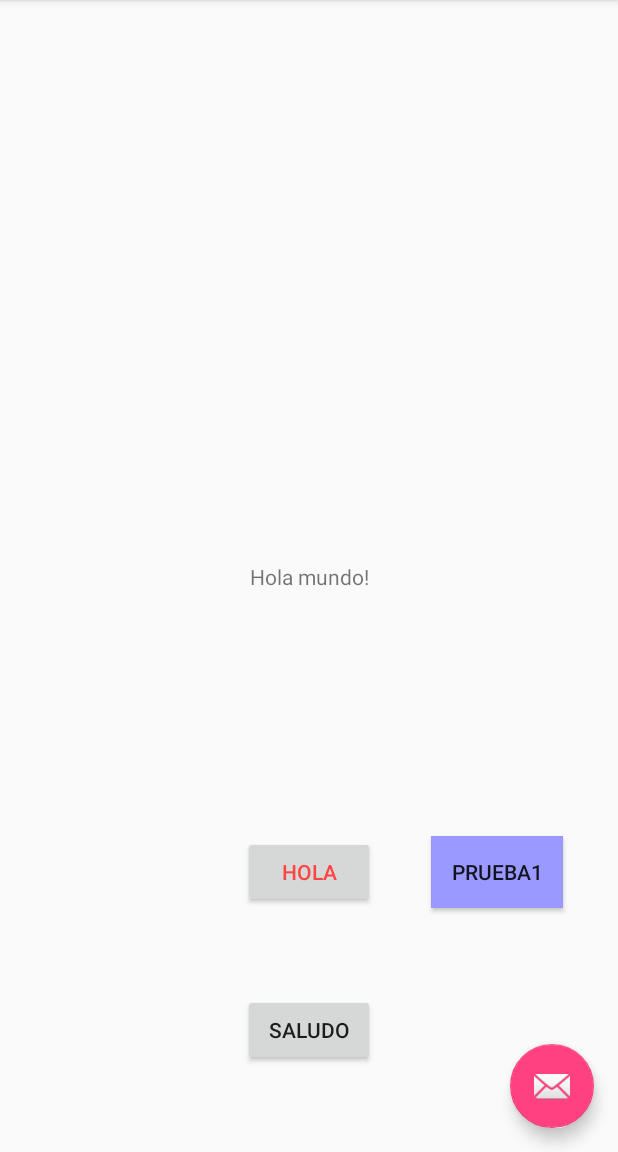
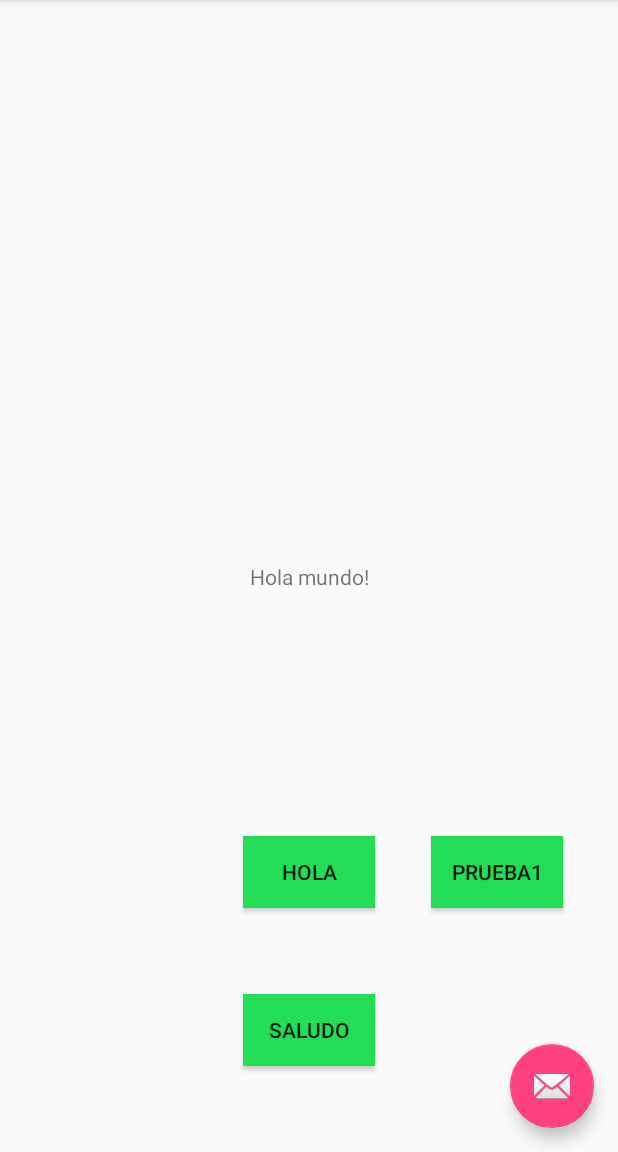
Before and after one commit to dyarza88/TareaVersionesDYF, an Android app: the screen it shows after launch (MainActivity), on a phone screen of 412 x 824 dp, the part 84-1236 px from its top. Run offline under Robolectric (Android 15) with nearby library versions, the phone set to English and light mode, and no system bars.

Commit message:
Añadido color verde para todos los botones

```diff
--- a/app/src/main/res/layout/content_main.xml
+++ b/app/src/main/res/layout/content_main.xml
@@ -26,7 +26,7 @@
         app:layout_constraintLeft_toLeftOf="parent"
         app:layout_constraintRight_toRightOf="parent"
         app:layout_constraintTop_toBottomOf="@id/content_main_text"
-        android:textColor="@android:color/holo_red_light"
+        android:background="@color/green"
         android:text="Hola"/>
 
     <Button
@@ -37,7 +37,7 @@
         app:layout_constraintRight_toRightOf="parent"
         app:layout_constraintLeft_toRightOf="@id/content_main_hola"
         app:layout_constraintTop_toBottomOf="@id/content_main_text"
-        android:background="@color/azul"
+        android:background="@color/green"
         android:text="prueba1"/>
 
     <Button
@@ -48,6 +48,7 @@
         app:layout_constraintLeft_toLeftOf="parent"
         app:layout_constraintRight_toRightOf="parent"
         app:layout_constraintTop_toBottomOf="@id/content_main_hola"
+        android:background="@color/green"
         android:text="Saludo"/>
 
 </android.support.constraint.ConstraintLayout>
--- a/app/src/main/res/values/colors.xml
+++ b/app/src/main/res/values/colors.xml
@@ -5,4 +5,5 @@
     <color name="colorAccent">#FF4081</color>
     <color name="azul">#9999ff</color>
     <color name="rojo">#ff0000</color>
+    <color name="green">#22DD55</color>
 </resources>
```
